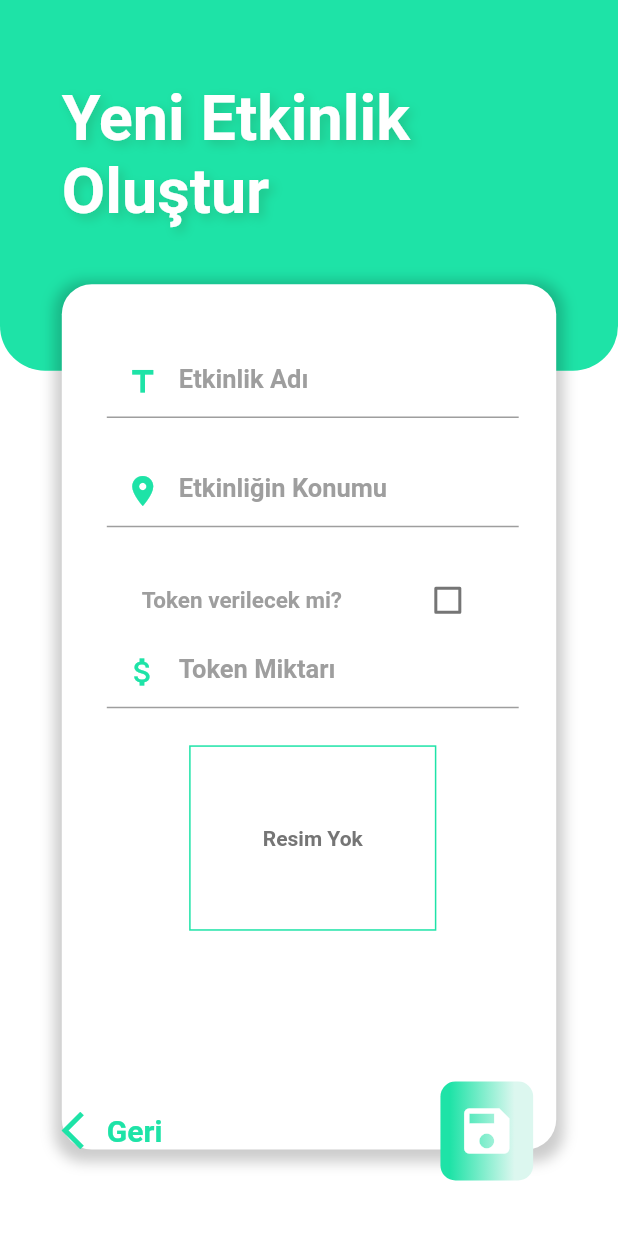
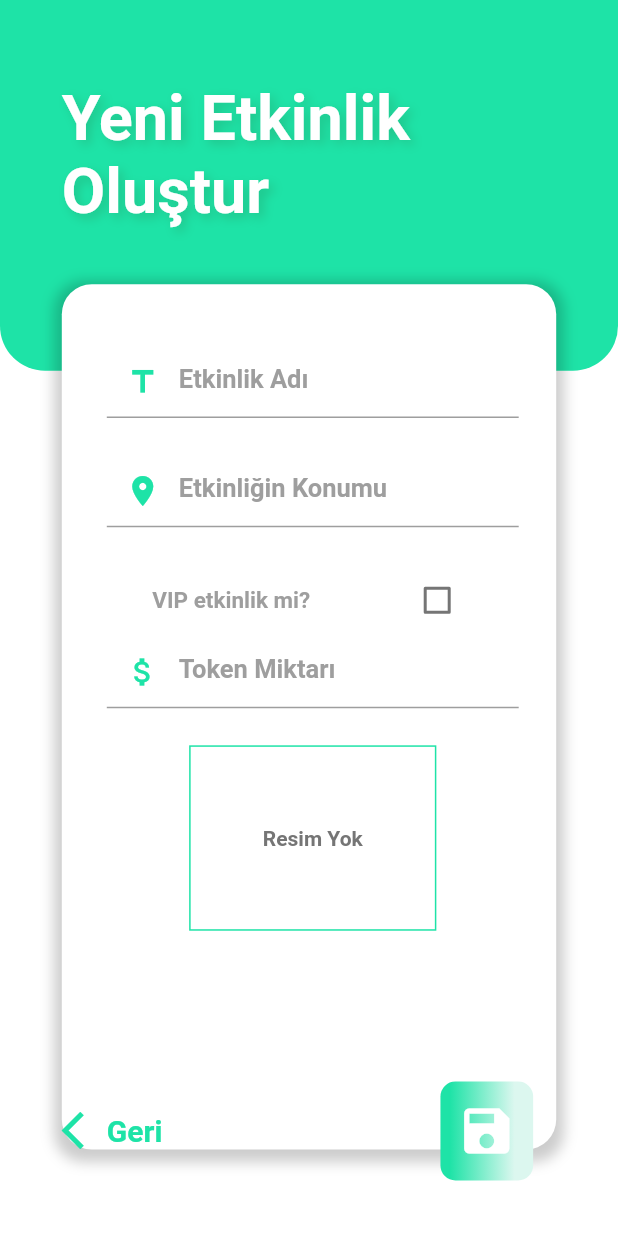
Before and after one commit to MrBuluc/mvrg_app, a Flutter app: the CreateEventPage screen opened directly, on a phone screen of 412 x 824 dp. Run offline on Flutter 3.47's test engine with Material 2 defaults, Android fonts, the light colour scheme and no system bars; our stand-ins replace awesome_dialog, cloud_firestore, connectivity_plus, firebase_auth, firebase_core, firebase_storage and 3 more; missing offline and left inert: barcode_scan2; accounts and stored records are empty; Roboto replaces fonts that are missing (Catamaran).

Commit message:
added VIP Event Info to create_event_page

```diff
--- a/lib/ui/events_page/create_event_page.dart
+++ b/lib/ui/events_page/create_event_page.dart
@@ -31,8 +31,7 @@ class _CreateEventPageState extends State<CreateEventPage> {
   TextEditingController locationCnt = TextEditingController();
   TextEditingController priceCnt = TextEditingController();
 
-  bool? award = false;
-  bool isProgress = false;
+  bool award = false, isProgress = false;
 
   File? image;
 
@@ -153,7 +152,7 @@ class _CreateEventPageState extends State<CreateEventPage> {
                               children: [
                                 GestureDetector(
                                   child: Text(
-                                    "Token verilecek mi?",
+                                    "VIP etkinlik mi?",
                                     style: textFormFieldHintStyle.copyWith(
                                         fontSize: 15),
                                   ),
@@ -163,12 +162,15 @@ class _CreateEventPageState extends State<CreateEventPage> {
                                             dialogType: DialogType.INFO,
                                             animType: AnimType.RIGHSLIDE,
                                             headerAnimationLoop: false,
-                                            title: "Token Hediye Etmek Nedir?",
-                                            desc: "Checkbox'u işaretlerseniz "
-                                                "etkinliğin katılımcılarına token "
-                                                "hediye edilir. Checkbox'u boş "
-                                                "bırakırsanız etkinliğin "
-                                                "katılımcılarından token alınır.",
+                                            title: "VIP Etkinlik Nedir?",
+                                            desc: "VIP Etkinliklerde etkinliğe "
+                                                "katılanlardan aşağıda "
+                                                "belirlediğiniz token miktarı "
+                                                "kadar MvRG Token alınır. VIP "
+                                                "Etkinlik olmayan etkinliklerde "
+                                                "etkinliğe katılanlara "
+                                                "belilediğiniz token miktarı "
+                                                "kadar MvRG Token verilir.",
                                             btnOkOnPress: () {},
                                             btnOkText: "Tamam",
                                             btnOkColor: Colors.blue)
@@ -178,7 +180,7 @@ class _CreateEventPageState extends State<CreateEventPage> {
                                 Checkbox(
                                   value: award,
                                   onChanged: (bool? value) => setState(() {
-                                    award = value;
+                                    award = value!;
                                   }),
                                 )
                               ],
@@ -271,7 +273,7 @@ class _CreateEventPageState extends State<CreateEventPage> {
               title: titleCnt.text,
               location: locationCnt.text,
               imageUrl: imageUrl,
-              award: award,
+              award: !award,
               tokenPrice: int.parse(priceCnt.text),
               code: await getCode()));
 
```
